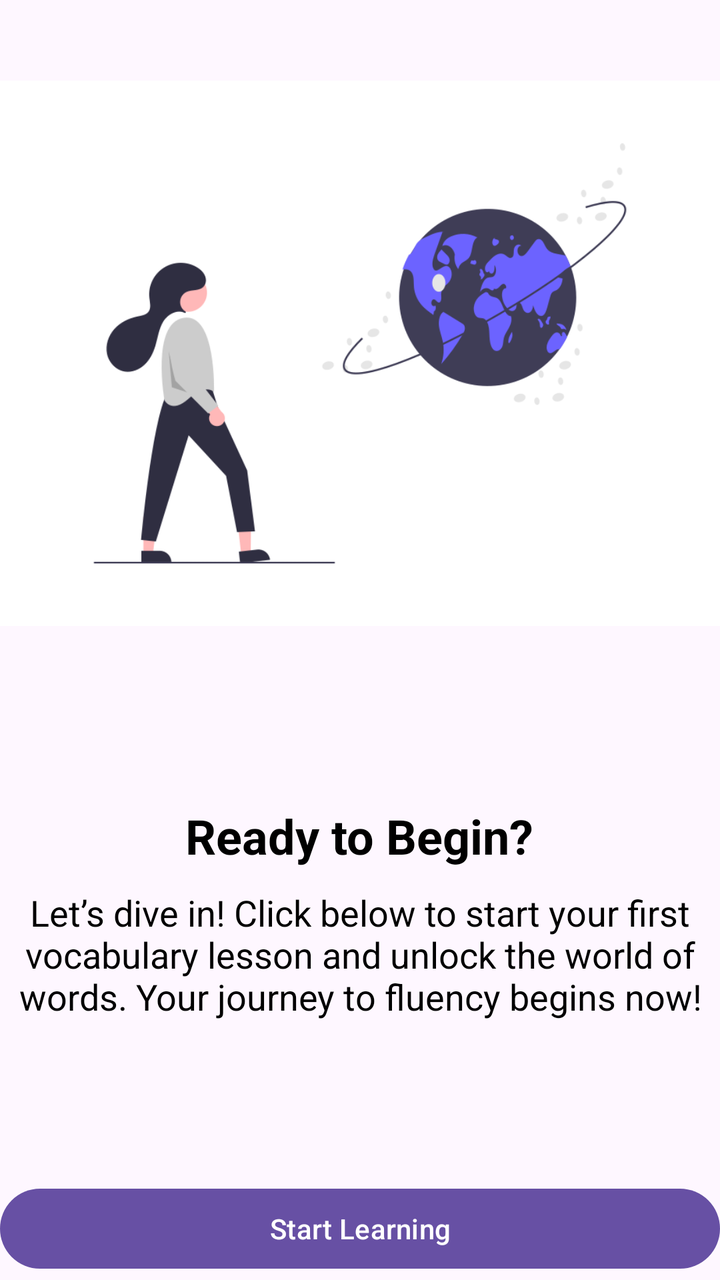
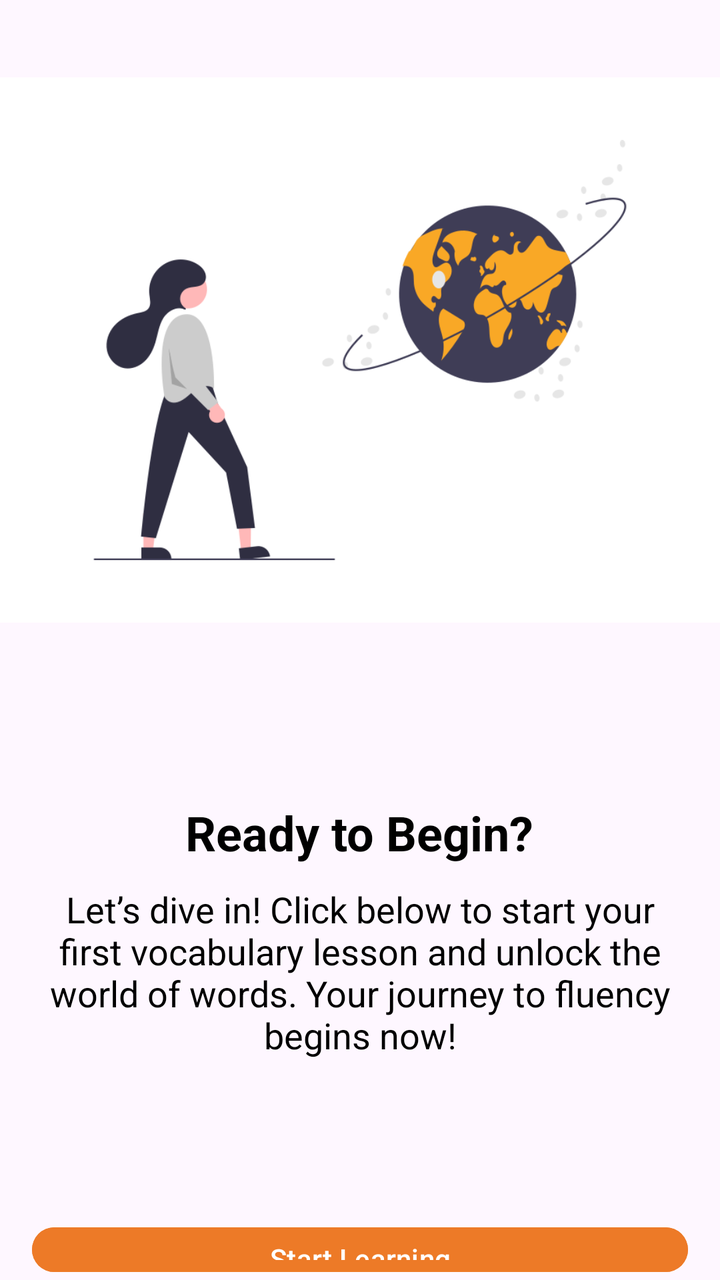

Compare the two renders of this Android layout. The source of the first and the diff that turns it into the second are given below.
<!-- AndroidManifest.xml: application theme Theme.VocabCards -->
<!-- res/layout/fragment_onboarding3.xml -->
<?xml version="1.0" encoding="utf-8"?>
<LinearLayout
    xmlns:android="http://schemas.android.com/apk/res/android"
    android:layout_width="match_parent"
    android:layout_height="match_parent"
    android:orientation="vertical"
    android:gravity="center">

    <ImageView
        android:layout_width="wrap_content"
        android:layout_height="350dp"
        android:src="@drawable/onboardingimage3"
        android:layout_marginBottom="50dp"/>

    <TextView
        android:layout_width="wrap_content"
        android:layout_height="wrap_content"
        android:text="@string/ready_to_begin"
        android:textSize="24sp"
        android:textStyle="bold"
        android:paddingBottom="10dp"
        android:textColor="@android:color/black"
       />
    <TextView
        android:layout_width="wrap_content"
        android:layout_height="wrap_content"
        android:text="@string/let_s_dive_in_click_below_to_start_your_first_vocabulary_lesson_and_unlock_the_world_of_words_your_journey_to_fluency_begins_now"
        android:textSize="18sp"
        android:gravity="center"
        android:textColor="@android:color/black"
        />

    <Button
        android:id="@+id/buttonFinish"
        android:layout_width="match_parent"
        android:layout_height="wrap_content"
        android:layout_marginTop="80dp"
        android:text="@string/start_learning" />
</LinearLayout>
<!-- resources referenced by this layout -->
<resources>
  <!-- drawable onboardingimage3: png bitmap (drawable, 34205 bytes) -->
  <string name="let_s_dive_in_click_below_to_start_your_first_vocabulary_lesson_and_unlock_the_world_of_words_your_journey_to_fluency_begins_now">Let’s dive in! Click below to start your first vocabulary lesson and unlock the world of words. Your journey to fluency begins now!</string>
  <string name="ready_to_begin">Ready to Begin?</string>
  <string name="start_learning">Start Learning</string>
  <style name="Theme.VocabCards" parent="Base.Theme.VocabCards" />
  <style name="Base.Theme.VocabCards" parent="Theme.Material3.DayNight.NoActionBar">
          
          
      </style>
</resources>

<!-- the commit's change to res/layout/fragment_onboarding3.xml (unified diff, before → after) -->
@@ -28,12 +28,17 @@
         android:textSize="18sp"
         android:gravity="center"
         android:textColor="@android:color/black"
+        android:layout_marginStart="16dp"
+        android:layout_marginEnd="16dp"
         />
 
     <Button
         android:id="@+id/buttonFinish"
         android:layout_width="match_parent"
         android:layout_height="wrap_content"
+        android:backgroundTint="#ED7A27"
         android:layout_marginTop="80dp"
-        android:text="@string/start_learning" />
+        android:text="@string/start_learning"
+        android:layout_marginStart="16dp"
+        android:layout_marginEnd="16dp"    />
 </LinearLayout>
<!-- resource entries referenced after the edit -->
@@ -1,6 +1,6 @@
 <!-- resources referenced by this layout -->
 <resources>
-  <!-- drawable onboardingimage3: png bitmap (drawable, 34205 bytes) -->
+  <!-- drawable onboardingimage3: png bitmap (drawable, 34707 bytes) -->
   <string name="let_s_dive_in_click_below_to_start_your_first_vocabulary_lesson_and_unlock_the_world_of_words_your_journey_to_fluency_begins_now">Let’s dive in! Click below to start your first vocabulary lesson and unlock the world of words. Your journey to fluency begins now!</string>
   <string name="ready_to_begin">Ready to Begin?</string>
   <string name="start_learning">Start Learning</string>
